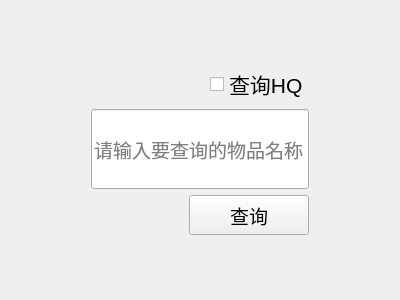
NagaResst/Paissa, file query_item_id.ui: the form before one commit.
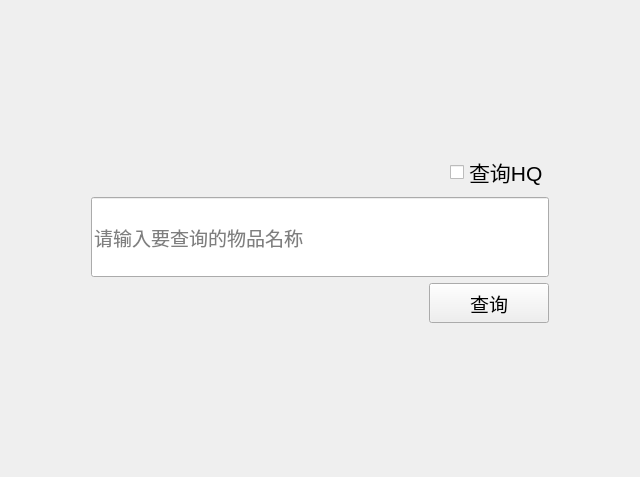
The form after the commit.

What changed in the file:
```diff
--- a/query_item_id.ui
+++ b/query_item_id.ui
@@ -6,15 +6,15 @@
    <rect>
     <x>0</x>
     <y>0</y>
-    <width>400</width>
-    <height>300</height>
+    <width>640</width>
+    <height>477</height>
    </rect>
   </property>
   <property name="windowTitle">
    <string>Form</string>
   </property>
-  <layout class="QGridLayout" name="gridLayout">
-   <item row="0" column="0">
+  <layout class="QVBoxLayout" name="verticalLayout">
+   <item>
     <layout class="QVBoxLayout" name="query_box" stretch="0,0,0">
      <property name="leftMargin">
       <number>80</number>
```
